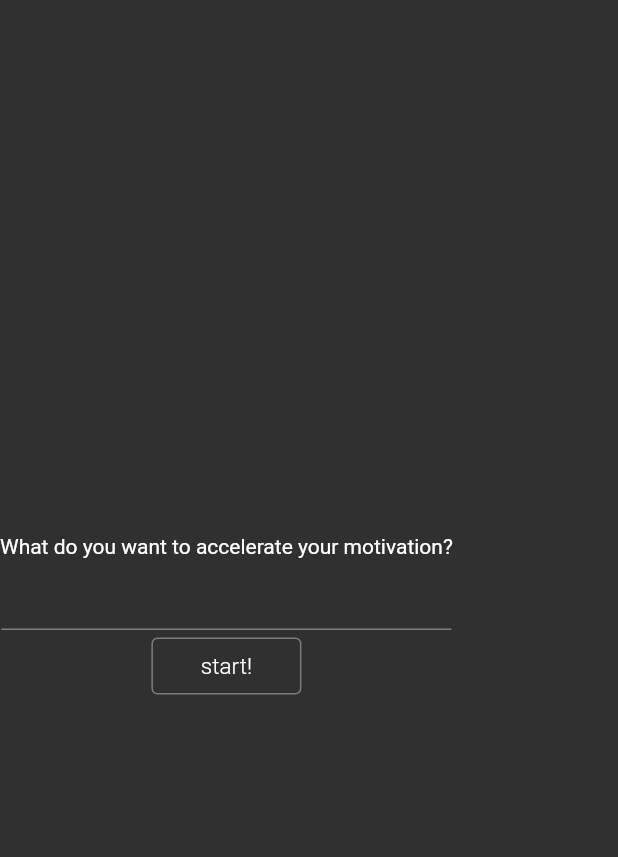
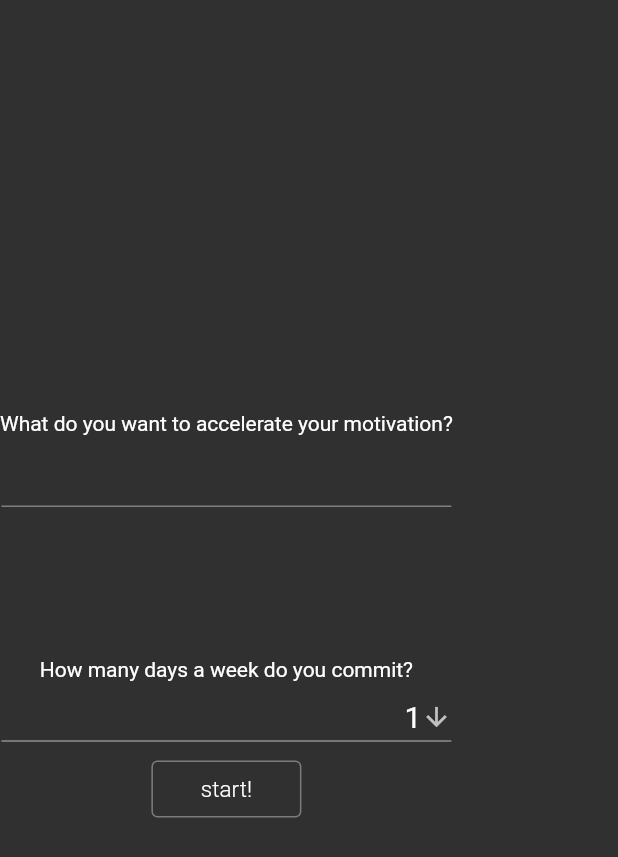
Before and after one commit to hiromu-saito/motivation-accelerator, a Flutter app: the AddHabitScreen widget shown alone on an empty page, opened directly with empty values, on a phone screen of 412 x 824 dp. Shown: the top 857 px of the screen. Run offline on Flutter 3.47's test engine with Material 2 defaults, Android fonts, the phone set to English and light mode, and no system bars; our stand-ins replace animated_text_kit, cloud_firestore, firebase_auth, firebase_core, firebase_messaging, flutter_easyloading and 2 more; accounts and stored records are empty.

Commit message:
fix add_habit_screen, add frequency to habit

```diff
--- a/lib/model/habit.dart
+++ b/lib/model/habit.dart
@@ -1,19 +1,22 @@
 import 'package:cloud_firestore/cloud_firestore.dart';
 
 class Habit {
-  Habit(
-      {required this.id,
-      required this.habitName,
-      required this.userMail,
-      required this.startDate,
-      this.deleteFlag = 0,
-      required this.commits});
+  Habit({
+    required this.id,
+    required this.habitName,
+    required this.userMail,
+    required this.startDate,
+    required this.frequency,
+    required this.commits,
+    this.deleteFlag = 0,
+  });
 
   late int id;
   late String habitName;
   late String userMail;
+  late Timestamp startDate;
+  late int frequency;
   late int deleteFlag;
-  late Timestamp startDate;
   late Map<String, dynamic> commits;
 
   Map<String, dynamic> toMap() {
@@ -21,8 +24,9 @@ class Habit {
       'id': id,
       'habitName': habitName,
       'userMail': userMail,
+      'startDate': startDate,
+      'frequency': frequency,
       'deleteFlag': deleteFlag,
-      'startDate': startDate,
     };
   }
 }
--- a/lib/model/habit_data.dart
+++ b/lib/model/habit_data.dart
@@ -19,10 +19,10 @@ class HabitData extends ChangeNotifier {
         habitName: e['habitName'],
         startDate: e['startDate'],
         userMail: e['userMail'],
+        frequency: e['frequency'],
         commits: e['commits'],
       );
     }).toList();
-
     notifyListeners();
   }
 
@@ -60,7 +60,7 @@ class HabitData extends ChangeNotifier {
       processedCommits[day] = 1;
     }
 
-    FirebaseFirestore.instance.runTransaction((transaction) async {
+    await FirebaseFirestore.instance.runTransaction((transaction) async {
       QuerySnapshot snapshot = await habitsRef.where('id', isEqualTo: id).get();
       String docId = snapshot.docs[0].id;
       await habitsRef.doc(docId).update({'commits': processedCommits});
--- a/lib/screen/add_habit_screen.dart
+++ b/lib/screen/add_habit_screen.dart
@@ -1,5 +1,6 @@
 import 'package:cloud_firestore/cloud_firestore.dart';
 import 'package:flutter/material.dart';
+import 'package:flutter/rendering.dart';
 import 'package:flutter_easyloading/flutter_easyloading.dart';
 import 'package:motivation_accelerator/model/habit.dart';
 import 'package:motivation_accelerator/model/habit_data.dart';
@@ -18,6 +19,8 @@ class AddHabitScreen extends StatefulWidget {
 
 class _AddHabitScreenState extends State<AddHabitScreen> {
   late String newHabitName;
+  late int frequency = 1;
+
   CollectionReference habitsRef =
       FirebaseFirestore.instance.collection('habits');
 
@@ -38,6 +41,39 @@ class _AddHabitScreenState extends State<AddHabitScreen> {
             },
           ),
         ),
+        const SizedBox(
+          height: 100,
+        ),
+        const Text('How many days a week do you commit?'),
+        SizedBox(
+          width: 300,
+          child: DropdownButton<int>(
+            isExpanded: true,
+            value: frequency,
+            alignment: Alignment.centerRight,
+            icon: const Icon(Icons.arrow_downward),
+            iconSize: 20,
+            style: const TextStyle(
+              color: Colors.white,
+              fontSize: 20.0,
+            ),
+            onChanged: (int? newValue) {
+              setState(() {
+                frequency = newValue!;
+              });
+            },
+            items: <int>[1, 2, 3, 4, 5, 6, 7]
+                .map<DropdownMenuItem<int>>((int value) {
+              return DropdownMenuItem<int>(
+                value: value,
+                alignment: Alignment.centerRight,
+                child: Text(
+                  value.toString(),
+                ),
+              );
+            }).toList(),
+          ),
+        ),
         Consumer<HabitData>(builder: (context, habitData, child) {
           return TextButton(
             child: const Text(
@@ -56,21 +92,24 @@ class _AddHabitScreenState extends State<AddHabitScreen> {
                 return;
               }
               EasyLoading.show(status: 'login...');
-              var list = await habitsRef
+              FirebaseFirestore.instance.runTransaction((transaction) async {
+                QuerySnapshot list = await habitsRef
                     .orderBy('id', descending: true)
                     .limit(1)
                     .get();
-              int newId = list.docs[0]['id'] + 1;
+                int newId = list.docs.isEmpty ? 1 : list.docs[0]['id'] + 1;
                 var newHabit = Habit(
                   id: newId,
                   habitName: newHabitName,
                   userMail: widget.userMail!,
                   startDate: Timestamp.now(),
+                  frequency: frequency,
                   commits: {},
                 );
                 await habitsRef
                     .add(newHabit.toMap())
                     .then((value) => {habitData.addHabit(newHabit)});
+              });
               EasyLoading.dismiss();
               Navigator.pop(context);
             },
```
Also changed, not shown: lib/screen/grass_screen.dart (+13 -12 lines). Lines whose indentation alone changed are shown as unchanged.
